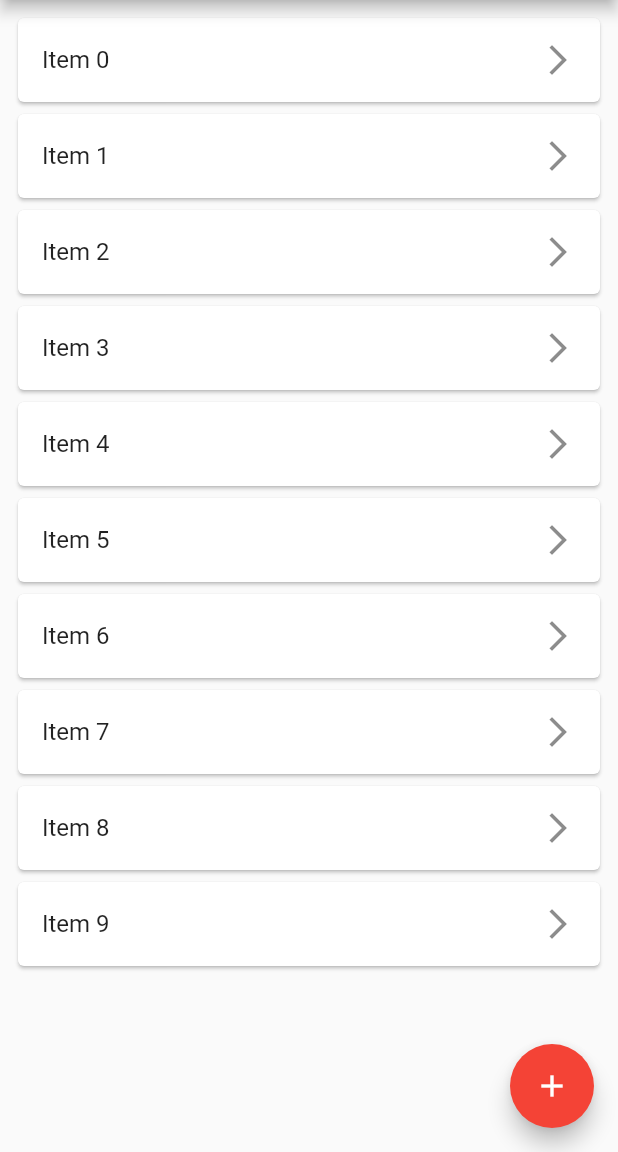
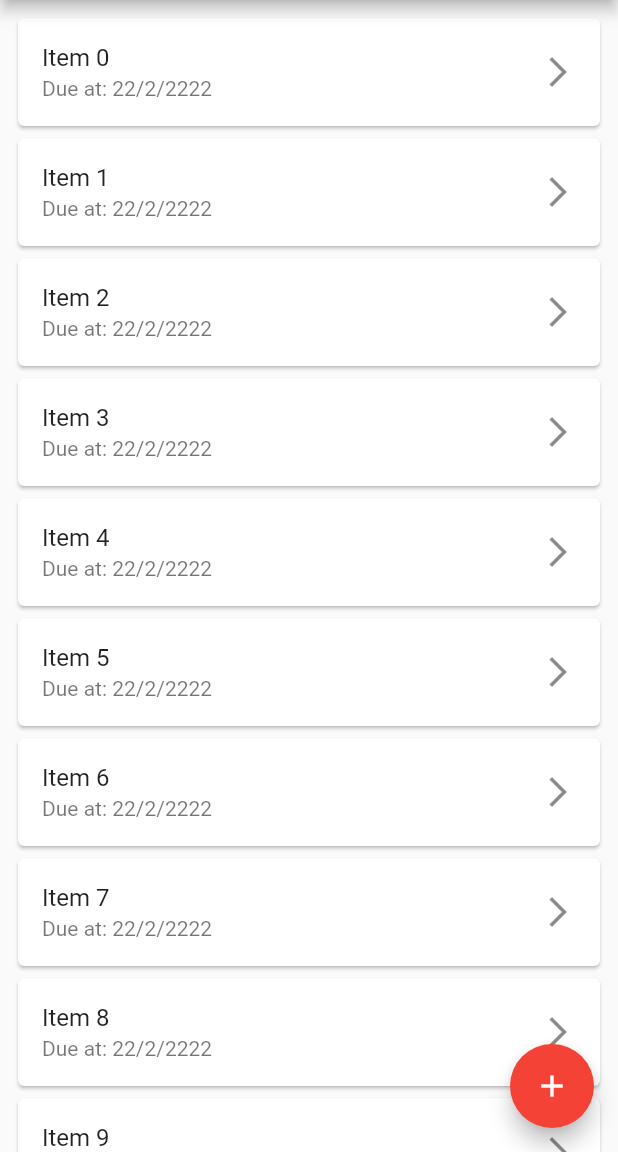
Before and after one commit to samtarmizi/flutter-part3, a Flutter app: the screen it shows after launch, on a phone screen of 412 x 824 dp, the part 84-1236 px from its top. Run offline on Flutter 3.47's test engine with Material 2 defaults, Android fonts, the phone set to English and light mode, and no system bars; our stand-ins replace datetime_picker_formfield.

Commit message:
Add subtitle on ListTile

```diff
--- a/lib/main.dart
+++ b/lib/main.dart
@@ -30,7 +30,7 @@ class _HomePageState extends State<HomePage> {
   Widget build(BuildContext context) {
 
     items = List.generate(10, (i) {
-      return Todo("Item $i", "Description $i", "Date");
+      return Todo("Item $i", "Description $i", "22/2/2222");
     });
 
     return Scaffold(
@@ -54,6 +54,7 @@ class _HomePageState extends State<HomePage> {
             child: ListTile(
           title: Text(items[index].itemName),
           trailing: Icon(Icons.arrow_forward_ios),
+          subtitle: Text("Due at: ${items[index].itemDate}"),
           onTap: () {
             Navigator.push(
                 context,
```
